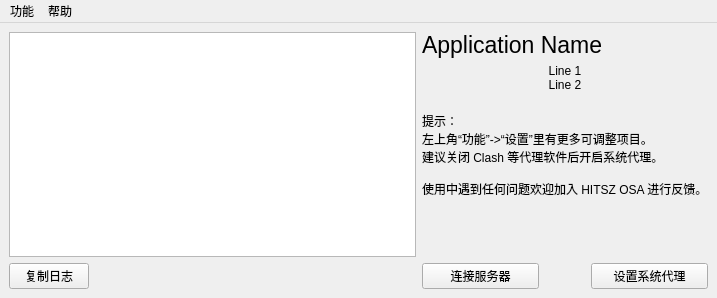
The window that mainwindow.ui (Mythologyli/ZJU-Connect-for-Windows) describes before a commit, drawn with Qt 5.
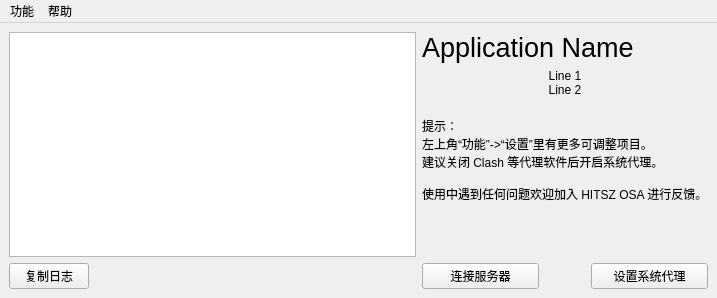
The same window after the commit.

Diff of the .ui file:
```diff
--- a/mainwindow.ui
+++ b/mainwindow.ui
@@ -62,7 +62,7 @@
       </property>
       <property name="font">
        <font>
-        <pointsize>17</pointsize>
+        <pointsize>20</pointsize>
        </font>
       </property>
       <property name="toolTip">
```
Left out of the diff: 10 changed lines with no effect on the pictures.
